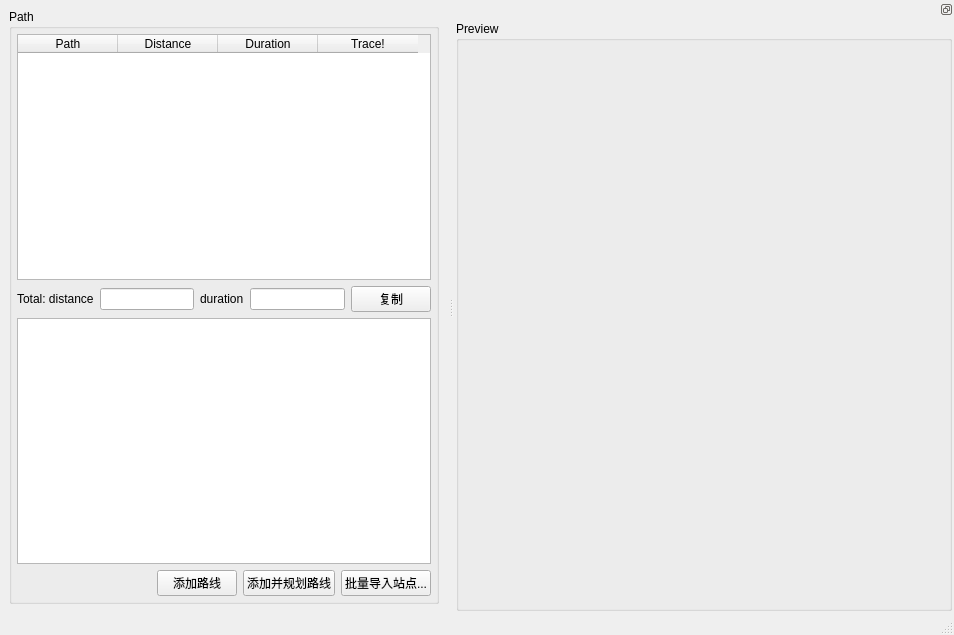
First picture: the form in mainwindow.ui, repository gl2summer/tracker, before the edit.
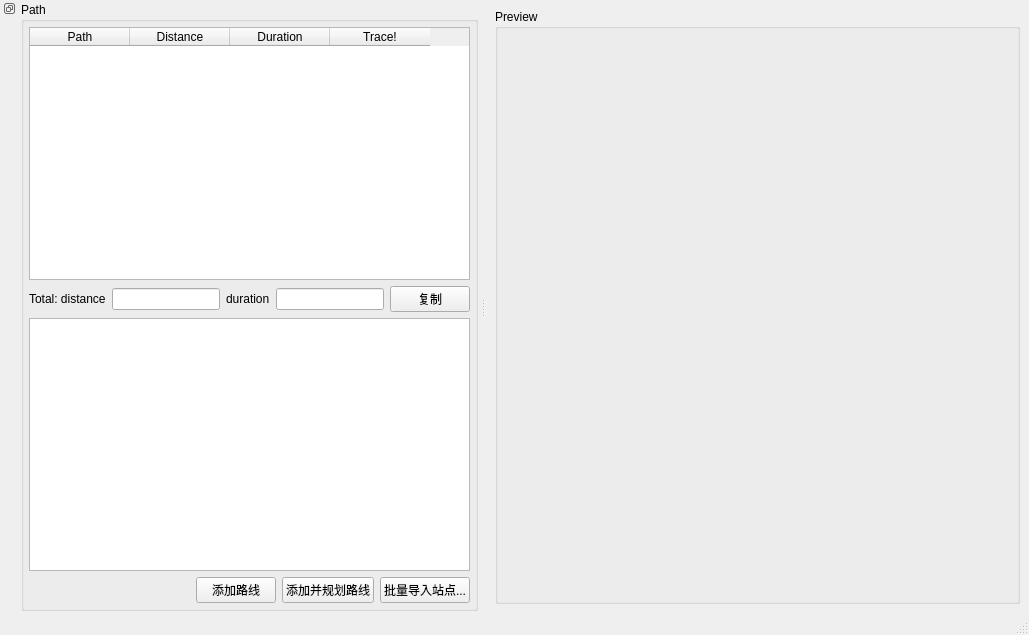
Second picture: the form after the edit.

What changed in the file:
```diff
--- a/mainwindow.ui
+++ b/mainwindow.ui
@@ -6,7 +6,7 @@
    <rect>
     <x>0</x>
     <y>0</y>
-    <width>954</width>
+    <width>1029</width>
     <height>635</height>
    </rect>
   </property>
@@ -14,13 +14,13 @@
    <string>MainWindow</string>
   </property>
   <widget class="QWidget" name="centralwidget">
-   <layout class="QVBoxLayout" name="verticalLayout_3">
+   <layout class="QHBoxLayout" name="horizontalLayout_4">
     <item>
-     <widget class="QGroupBox" name="gbPath">
+     <widget class="QGroupBox" name="gbPreview">
       <property name="title">
-       <string>Path</string>
+       <string>Preview</string>
       </property>
-      <layout class="QVBoxLayout" name="verticalLayout">
+      <layout class="QVBoxLayout" name="verticalLayout_2">
        <property name="leftMargin">
         <number>5</number>
        </property>
@@ -34,109 +34,35 @@
         <number>5</number>
        </property>
        <item>
-        <widget class="QTableWidget" name="twPathList">
-         <column>
-          <property name="text">
-           <string>Path</string>
+        <widget class="QWidget" name="wdMap" native="true">
+         <property name="sizePolicy">
+          <sizepolicy hsizetype="MinimumExpanding" vsizetype="Preferred">
+           <horstretch>0</horstretch>
+           <verstretch>0</verstretch>
+          </sizepolicy>
+         </property>
+         <property name="minimumSize">
+          <size>
+           <width>480</width>
+           <height>0</height>
+          </size>
+         </property>
+         <layout class="QGridLayout" name="gridLayout_2">
+          <property name="leftMargin">
+           <number>2</number>
           </property>
-         </column>
-         <column>
-          <property name="text">
-           <string>Distance</string>
+          <property name="topMargin">
+           <number>2</number>
           </property>
-         </column>
-         <column>
-          <property name="text">
-           <string>Duration</string>
+          <property name="rightMargin">
+           <number>2</number>
           </property>
-         </column>
-         <column>
-          <property name="text">
-           <string>Trace!</string>
+          <property name="bottomMargin">
+           <number>2</number>
           </property>
-         </column>
+         </layout>
         </widget>
        </item>
-       <item>
-        <layout class="QHBoxLayout" name="horizontalLayout">
-         <item>
-          <widget class="QLabel" name="label">
-           <property name="text">
-            <string>Total: distance</string>
-           </property>
-          </widget>
-         </item>
-         <item>
-          <widget class="QLineEdit" name="leTotalDistance">
-           <property name="readOnly">
-            <bool>true</bool>
-           </property>
-          </widget>
-         </item>
-         <item>
-          <widget class="QLabel" name="label_2">
-           <property name="text">
-            <string>duration</string>
-           </property>
-          </widget>
-         </item>
-         <item>
-          <widget class="QLineEdit" name="leTotalDuration">
-           <property name="readOnly">
-            <bool>true</bool>
-           </property>
-          </widget>
-         </item>
-         <item>
-          <widget class="QPushButton" name="pbCopyTotal">
-           <property name="text">
-            <string>复制</string>
-           </property>
-          </widget>
-         </item>
-        </layout>
-       </item>
-       <item>
-        <widget class="QTextEdit" name="teTempPaths"/>
-       </item>
-       <item>
-        <layout class="QHBoxLayout" name="horizontalLayout_3">
-         <item>
-          <spacer name="horizontalSpacer">
-           <property name="orientation">
-            <enum>Qt::Horizontal</enum>
-           </property>
-           <property name="sizeHint" stdset="0">
-            <size>
-             <width>40</width>
-             <height>20</height>
-            </size>
-           </property>
-          </spacer>
-         </item>
-         <item>
-          <widget class="QPushButton" name="pbAddPathToList">
-           <property name="text">
-            <string>添加路线</string>
-           </property>
-          </widget>
-         </item>
-         <item>
-          <widget class="QPushButton" name="pbAddPathToListAndQuery">
-           <property name="text">
-            <string>添加并规划路线</string>
-           </property>
-          </widget>
-         </item>
-         <item>
-          <widget class="QPushButton" name="pbImportSites">
-           <property name="text">
-            <string>批量导入站点...</string>
-           </property>
-          </widget>
-         </item>
-        </layout>
-       </item>
       </layout>
      </widget>
     </item>
@@ -162,21 +88,21 @@
    </property>
    <property name="minimumSize">
     <size>
-     <width>500</width>
-     <height>422</height>
+     <width>355</width>
+     <height>400</height>
     </size>
    </property>
    <property name="floating">
     <bool>false</bool>
    </property>
    <property name="features">
-    <set>QDockWidget::DockWidgetFloatable|QDockWidget::DockWidgetMovable</set>
+    <set>QDockWidget::DockWidgetFloatable|QDockWidget::DockWidgetMovable|QDockWidget::DockWidgetVerticalTitleBar</set>
    </property>
    <property name="allowedAreas">
     <set>Qt::RightDockWidgetArea</set>
    </property>
    <attribute name="dockWidgetArea">
-    <number>2</number>
+    <number>1</number>
    </attribute>
    <widget class="QWidget" name="dockWidgetContents">
     <property name="sizePolicy">
@@ -205,11 +131,23 @@
       <number>2</number>
      </property>
      <item>
-      <widget class="QGroupBox" name="gbPreview">
+      <widget class="QGroupBox" name="gbPath">
+       <property name="sizePolicy">
+        <sizepolicy hsizetype="Expanding" vsizetype="Expanding">
+         <horstretch>0</horstretch>
+         <verstretch>0</verstretch>
+        </sizepolicy>
+       </property>
+       <property name="maximumSize">
+        <size>
+         <width>16777215</width>
+         <height>16777215</height>
+        </size>
+       </property>
        <property name="title">
-        <string>Preview</string>
+        <string>Path</string>
        </property>
-       <layout class="QVBoxLayout" name="verticalLayout_2">
+       <layout class="QVBoxLayout" name="verticalLayout">
         <property name="leftMargin">
          <number>5</number>
         </property>
@@ -223,35 +161,109 @@
          <number>5</number>
         </property>
         <item>
-         <widget class="QWidget" name="wdMap" native="true">
-          <property name="sizePolicy">
-           <sizepolicy hsizetype="MinimumExpanding" vsizetype="Preferred">
-            <horstretch>0</horstretch>
-            <verstretch>0</verstretch>
-           </sizepolicy>
-          </property>
-          <property name="minimumSize">
-           <size>
-            <width>480</width>
-            <height>0</height>
-           </size>
-          </property>
-          <layout class="QGridLayout" name="gridLayout_2">
-           <property name="leftMargin">
-            <number>2</number>
+         <widget class="QTableWidget" name="twPathList">
+          <column>
+           <property name="text">
+            <string>Path</string>
            </property>
-           <property name="topMargin">
-            <number>2</number>
+          </column>
+          <column>
+           <property name="text">
+            <string>Distance</string>
            </property>
-           <property name="rightMargin">
-            <number>2</number>
+          </column>
+          <column>
+           <property name="text">
+            <string>Duration</string>
            </property>
-           <property name="bottomMargin">
-            <number>2</number>
+          </column>
+          <column>
+           <property name="text">
+            <string>Trace!</string>
            </property>
-          </layout>
+          </column>
          </widget>
         </item>
+        <item>
+         <layout class="QHBoxLayout" name="horizontalLayout">
+          <item>
+           <widget class="QLabel" name="label">
+            <property name="text">
+             <string>Total: distance</string>
+            </property>
+           </widget>
+          </item>
+          <item>
+           <widget class="QLineEdit" name="leTotalDistance">
+            <property name="readOnly">
+             <bool>true</bool>
+            </property>
+           </widget>
+          </item>
+          <item>
+           <widget class="QLabel" name="label_2">
+            <property name="text">
+             <string>duration</string>
+            </property>
+           </widget>
+          </item>
+          <item>
+           <widget class="QLineEdit" name="leTotalDuration">
+            <property name="readOnly">
+             <bool>true</bool>
+            </property>
+           </widget>
+          </item>
+          <item>
+           <widget class="QPushButton" name="pbCopyTotal">
+            <property name="text">
+             <string>复制</string>
+            </property>
+           </widget>
+          </item>
+         </layout>
+        </item>
+        <item>
+         <widget class="QTextEdit" name="teTempPaths"/>
+        </item>
+        <item>
+         <layout class="QHBoxLayout" name="horizontalLayout_3">
+          <item>
+           <spacer name="horizontalSpacer">
+            <property name="orientation">
+             <enum>Qt::Horizontal</enum>
+            </property>
+            <property name="sizeHint" stdset="0">
+             <size>
+              <width>40</width>
+              <height>20</height>
+             </size>
+            </property>
+           </spacer>
+          </item>
+          <item>
+           <widget class="QPushButton" name="pbAddPathToList">
+            <property name="text">
+             <string>添加路线</string>
+            </property>
+           </widget>
+          </item>
+          <item>
+           <widget class="QPushButton" name="pbAddPathToListAndQuery">
+            <property name="text">
+             <string>添加并规划路线</string>
+            </property>
+           </widget>
+          </item>
+          <item>
+           <widget class="QPushButton" name="pbImportSites">
+            <property name="text">
+             <string>批量导入站点...</string>
+            </property>
+           </widget>
+          </item>
+         </layout>
+        </item>
        </layout>
       </widget>
      </item>
```
Left out of the diff: 4 changed lines with no effect on the pictures.
